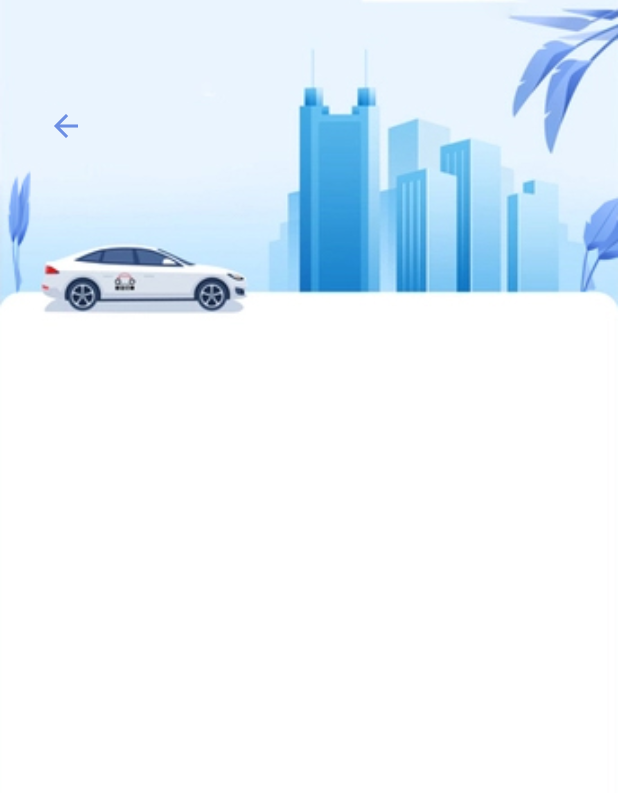
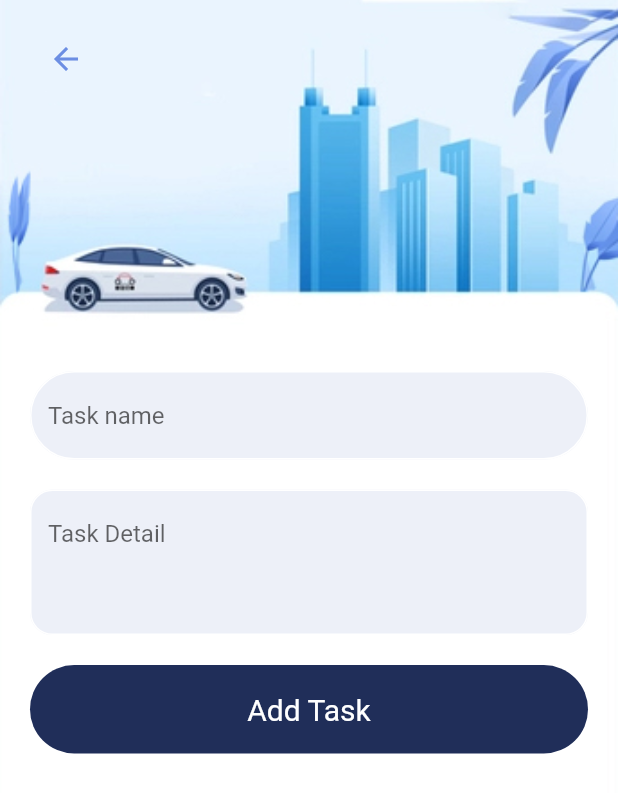
Before and after one commit to abrarali-official/Task-Management-App, a Flutter app: the screen it shows after launch, on a phone screen of 412 x 824 dp. Shown: the top 793 px of the screen. Run offline on Flutter 3.47's test engine with Material 2 defaults, Android fonts, the phone set to English and light mode, and no system bars.

Commit message:
Add task

```diff
--- a/lib/screens/add_task.dart
+++ b/lib/screens/add_task.dart
@@ -1,13 +1,16 @@
 import 'package:flutter/material.dart';
 import 'package:flutter_golang_yt/colors/app_colors.dart';
+import 'package:flutter_golang_yt/widgets/button_widget.dart';
+import 'package:flutter_golang_yt/widgets/text_field_widget.dart';
 
 class AddTask extends StatelessWidget {
   const AddTask({Key? key}) : super(key: key);
 
   @override
   Widget build(BuildContext context) {
-    return SafeArea(
-      child: Scaffold(
+    TextEditingController nameController = TextEditingController();
+    TextEditingController detailController = TextEditingController();
+    return Scaffold(
       body: Container(
         width: double.maxFinite,
         height: double.maxFinite,
@@ -20,10 +23,11 @@ class AddTask extends StatelessWidget {
                 fit: BoxFit.cover, image: AssetImage("assets/addtask1.jpg"))),
         child: Column(
           crossAxisAlignment: CrossAxisAlignment.start,
+          mainAxisAlignment: MainAxisAlignment.spaceBetween,
           children: [
             Column(children: [
               const SizedBox(
-                  height: 60,
+                height: 15,
               ),
               IconButton(
                   onPressed: () {},
@@ -33,10 +37,31 @@ class AddTask extends StatelessWidget {
                   ))
             ]),
             Column(
-                children: const [],
-              )
+              children: [
+                TextFieldWidget(
+                    textController: nameController,
+                    hintText: 'Task name',
+                    borderRadius: 30),
+                const SizedBox(height: 20),
+                TextFieldWidget(
+                  textController: detailController,
+                  hintText: 'Task Detail',
+                  borderRadius: 15,
+                  maxlines: 3,
+                ),
+                const SizedBox(
+                  height: 20,
+                ),
+                const ButtonWidget(
+                    text: 'Add Task',
+                    textColor: Colors.white,
+                    color: AppColors.mainColor)
               ],
             ),
+            SizedBox(
+              height: MediaQuery.of(context).size.height / 6,
+            ),
+          ],
         ),
       ),
     );
--- /dev/null
+++ b/lib/screens/all_task.dart
@@ -0,0 +1,10 @@
+import 'package:flutter/cupertino.dart';
+
+class AllTask extends StatelessWidget {
+  const AllTask({Key? key}) : super(key: key);
+
+  @override
+  Widget build(BuildContext context) {
+    return Container();
+  }
+}
--- /dev/null
+++ b/lib/widgets/text_field_widget.dart
@@ -0,0 +1,44 @@
+import 'package:flutter/material.dart';
+
+import '../colors/app_colors.dart';
+
+class TextFieldWidget extends StatelessWidget {
+  final TextEditingController textController;
+  final String hintText;
+  final double? borderRadius;
+  final int? maxlines;
+  const TextFieldWidget(
+      {Key? key,
+      required this.textController,
+      required this.hintText,
+      this.borderRadius = 30,
+      this.maxlines = 1})
+      : super(key: key);
+
+  @override
+  Widget build(BuildContext context) {
+    return TextField(
+        maxLines: maxlines,
+        controller: textController,
+        decoration: InputDecoration(
+          filled: true,
+          fillColor: AppColors.textHolder,
+          hintText: hintText,
+          focusedBorder: OutlineInputBorder(
+            borderRadius: BorderRadius.circular(borderRadius!),
+            borderSide: const BorderSide(
+              color: Colors.white,
+              width: 1,
+            ),
+          ),
+          enabledBorder: OutlineInputBorder(
+              borderRadius: BorderRadius.circular(borderRadius!),
+              borderSide: const BorderSide(
+                color: Colors.white,
+                width: 1,
+              )),
+        ));
+  }
+}
+
+class TextFieldController {}
```
Lines whose indentation alone changed are shown as unchanged.
